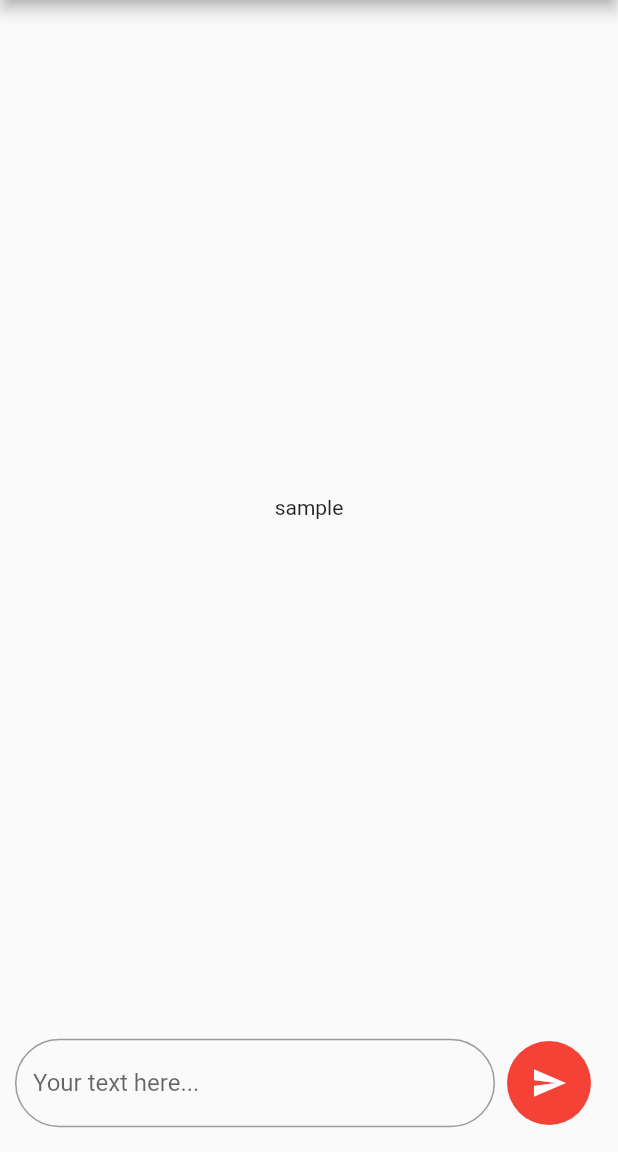
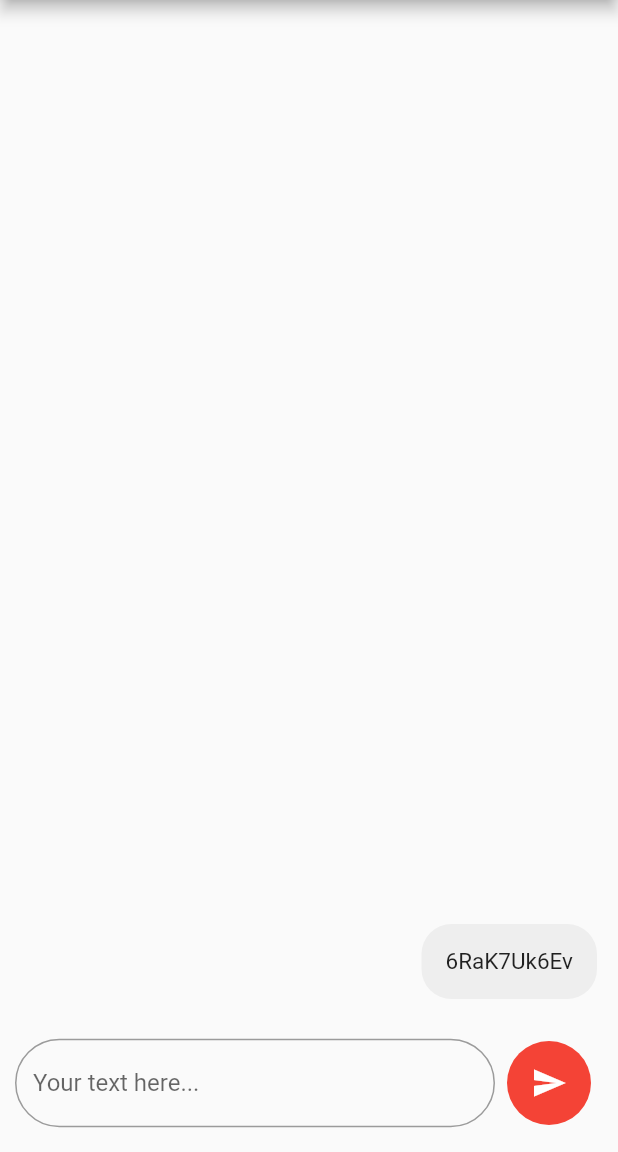
Before and after one commit to anhquan7826/messpeer_client, a Flutter app: the Chat screen opened by its route, after a tap on the "send" icon, on a phone screen of 412 x 824 dp, the part 84-1236 px from its top. Run offline on Flutter 3.47's test engine with Material 2 defaults, Android fonts, the phone set to English and light mode, and no system bars.

Commit message:
message view partially done

```diff
--- a/lib/chat_screen/messages_view.dart
+++ b/lib/chat_screen/messages_view.dart
@@ -1,9 +1,66 @@
 import 'package:flutter/material.dart';
+import 'dart:math';
 
 Widget messageView() {
-  return const Expanded(
-    child: Center(
-      child: Text('sample'),
-    ),
+  List<String> message = [];
+  return Expanded(
+    child: StreamBuilder(
+        stream: testString(),
+        builder: (context, snapshot) {
+          if (!snapshot.hasData) {
+            return const Center(
+              child: Text('Start conversation.'),
+            );
+          } else {
+            message.insert(0, snapshot.data.toString());
+            return ListView.builder(
+                reverse: true,
+                cacheExtent: 10,
+                itemCount: message.length,
+                itemBuilder: (context, index) {
+                  return Container(
+                    padding: const EdgeInsets.only(
+                        left: 14, right: 14, top: 10, bottom: 10),
+                    child: Align(
+                      alignment: message[index].split(':')[0] == 'true'
+                          ? Alignment.topRight
+                          : Alignment.topLeft,
+                      child: Container(
+                        decoration: BoxDecoration(
+                          borderRadius: BorderRadius.circular(20),
+                          color: message[index].split(':')[0] == 'true'
+                              ? Colors.grey.shade200
+                              : Colors.blue[200],
+                        ),
+                        padding: const EdgeInsets.all(16),
+                        child: Text(
+                          message[index].split(':')[1],
+                          style: const TextStyle(
+                            fontSize: 15,
+                          ),
+                        ),
+                      ),
+                    ),
+                  );
+                });
+          }
+        }),
   );
 }
+
+Stream<String> testString() async* {
+  while (true) {
+    await Future.delayed(const Duration(seconds: 2));
+    yield getRandomString(10);
+  }
+}
+
+const _chars = 'AaBbCcDdEeFfGgHhIiJjKkLlMmNnOoPpQqRrSsTtUuVvWwXxYyZz1234567890';
+Random _rnd = Random();
+
+String getRandomString(int length) {
+  return _rnd.nextBool().toString() +
+      ':' +
+      String.fromCharCodes(Iterable.generate(
+          length, (_) => _chars.codeUnitAt(_rnd.nextInt(_chars.length))));
+}
```
